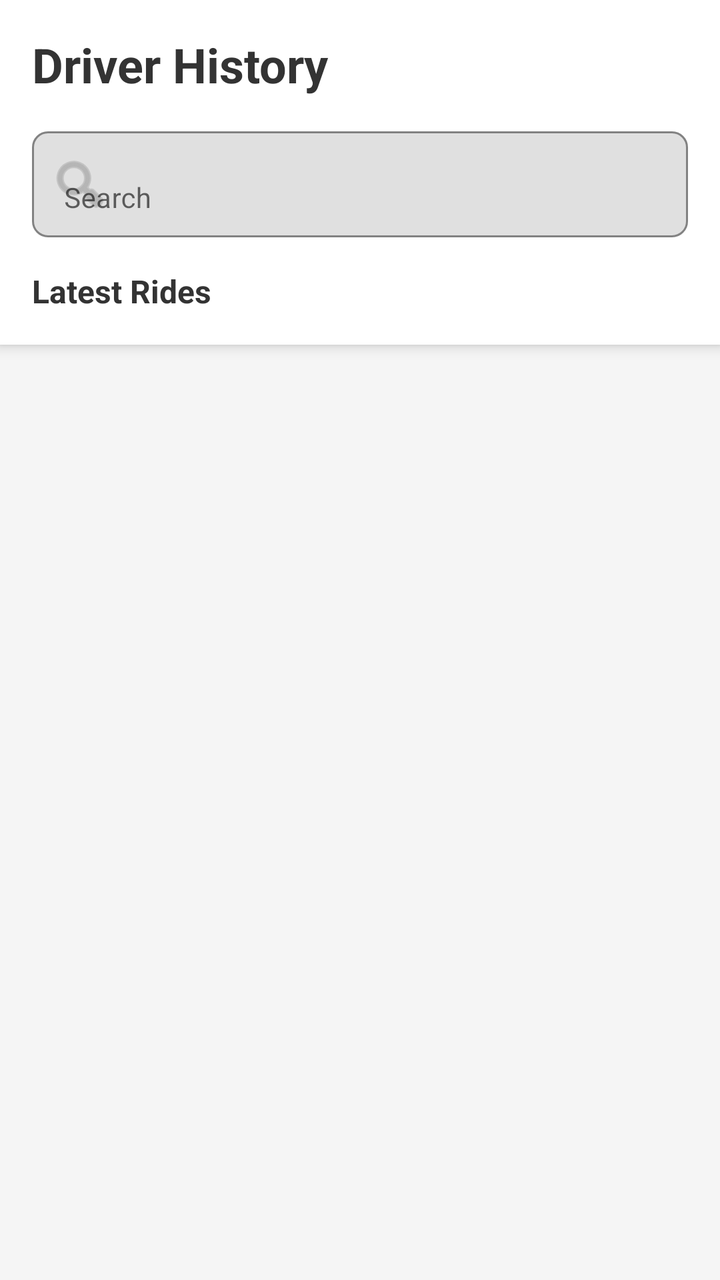
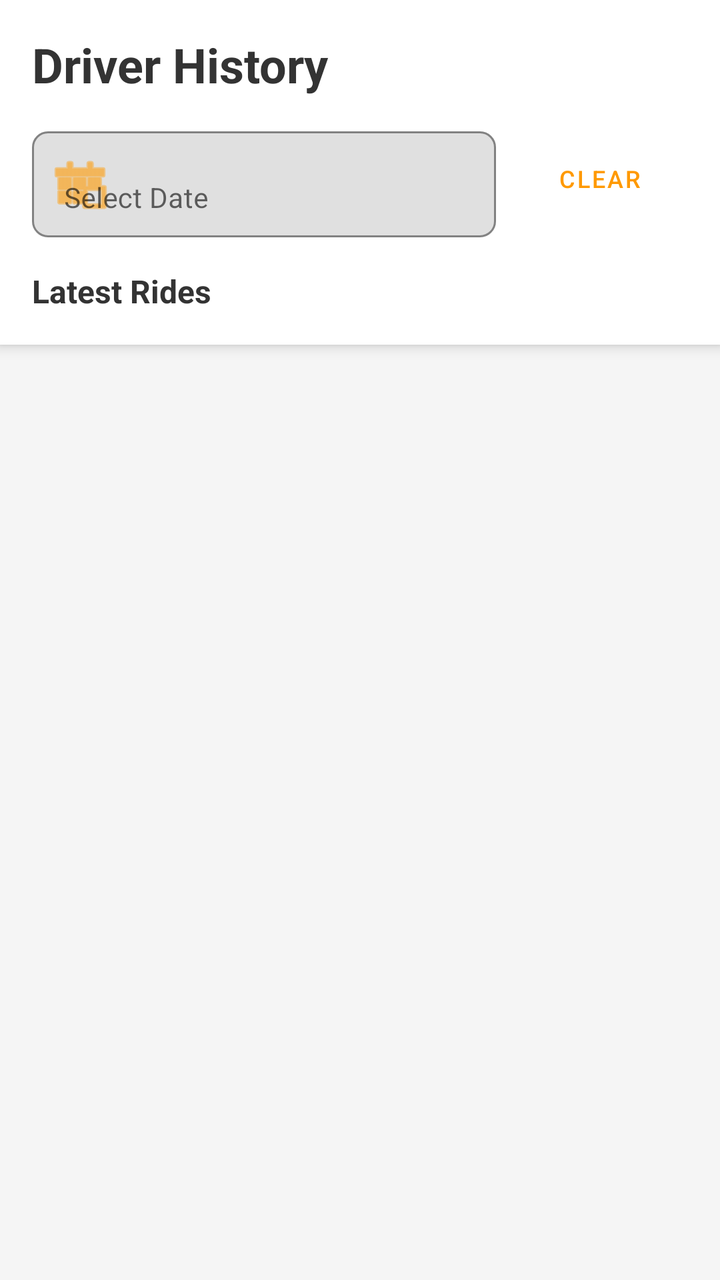

Screens rendered from an Android XML layout before and after an edit, with the pre-edit source and the edit as a unified diff.
<!-- AndroidManifest.xml: application theme Theme.FleetForge -->
<!-- res/layout/fragment_driver_history.xml -->
<?xml version="1.0" encoding="utf-8"?>
<LinearLayout xmlns:android="http://schemas.android.com/apk/res/android"
    xmlns:app="http://schemas.android.com/apk/res-auto"
    android:layout_width="match_parent"
    android:layout_height="match_parent"
    android:orientation="vertical"
    android:background="@color/background_gray">

    <LinearLayout
        android:layout_width="match_parent"
        android:layout_height="wrap_content"
        android:orientation="vertical"
        android:background="@color/white"
        android:padding="16dp"
        android:elevation="4dp">

        <TextView
            android:layout_width="wrap_content"
            android:layout_height="wrap_content"
            android:text="Driver History"
            android:textSize="24sp"
            android:textStyle="bold"
            android:textColor="@color/text_primary"
            android:layout_marginBottom="12dp" />

        <com.google.android.material.textfield.TextInputLayout
            android:layout_width="match_parent"
            android:layout_height="wrap_content"
            app:boxBackgroundMode="outline"
            app:boxCornerRadiusBottomEnd="8dp"
            app:boxCornerRadiusBottomStart="8dp"
            app:boxCornerRadiusTopEnd="8dp"
            app:boxCornerRadiusTopStart="8dp"
            app:startIconDrawable="@android:drawable/ic_menu_search"
            app:startIconTint="@color/text_gray">

            <com.google.android.material.textfield.TextInputEditText
                android:id="@+id/et_search"
                android:layout_width="match_parent"
                android:layout_height="wrap_content"
                android:hint="Search"
                android:inputType="text"
                android:textSize="14sp" />

        </com.google.android.material.textfield.TextInputLayout>

        <TextView
            android:layout_width="wrap_content"
            android:layout_height="wrap_content"
            android:text="Latest Rides"
            android:textSize="16sp"
            android:textStyle="bold"
            android:textColor="@color/text_primary"
            android:layout_marginTop="16dp" />

    </LinearLayout>

    <androidx.recyclerview.widget.RecyclerView
        android:id="@+id/rv_rides"
        android:layout_width="match_parent"
        android:layout_height="0dp"
        android:layout_weight="1"
        android:padding="8dp"
        android:clipToPadding="false" />

    <LinearLayout
        android:id="@+id/ll_empty_state"
        android:layout_width="match_parent"
        android:layout_height="0dp"
        android:layout_weight="1"
        android:orientation="vertical"
        android:gravity="center"
        android:visibility="gone">

        <TextView
            android:layout_width="wrap_content"
            android:layout_height="wrap_content"
            android:text="No rides yet"
            android:textSize="18sp"
            android:textColor="@color/text_gray" />

    </LinearLayout>

</LinearLayout>
<!-- resources referenced by this layout -->
<resources>
  <color name="background_gray">#F5F5F5</color>
  <color name="text_gray">#999999</color>
  <color name="text_primary">#333333</color>
  <color name="white">#FFFFFF</color>
  <style name="Theme.FleetForge" parent="Theme.MaterialComponents.DayNight.NoActionBar">
          <item name="colorPrimary">@color/primary_orange</item>
          <item name="colorPrimaryVariant">@color/primary_orange_dark</item>
          <item name="colorOnPrimary">@color/white</item>
  
          <item name="colorSecondary">@color/secondary_teal</item>
          <item name="colorSecondaryVariant">@color/secondary_teal</item>
          <item name="colorOnSecondary">@color/white</item>
  
          <item name="colorError">@color/error</item>
          <item name="colorOnError">@color/white</item>
  
          <item name="colorSurface">@color/white</item>
          <item name="colorOnSurface">@color/black</item>
  
          <item name="android:colorBackground">@color/background_white</item>
  
          <item name="android:statusBarColor">?attr/colorPrimaryVariant</item>
  
          <item name="android:textColorPrimary">@color/text_primary</item>
          <item name="android:textColorSecondary">@color/text_secondary</item>
  
          <item name="colorControlHighlight">@color/background_gray</item>
      </style>
  <color name="primary_orange">#FF9900</color>
  <color name="primary_orange_dark">#DB8709</color>
  <color name="secondary_teal">#3E5855</color>
  <color name="error">#F44336</color>
  <color name="black">#000000</color>
  <color name="background_white">#FFFFFF</color>
  <color name="text_secondary">#666666</color>
</resources>

<!-- the commit's change to res/layout/fragment_driver_history.xml (unified diff, before → after) -->
@@ -23,26 +23,46 @@
             android:textColor="@color/text_primary"
             android:layout_marginBottom="12dp" />
 
-        <com.google.android.material.textfield.TextInputLayout
+        <LinearLayout
             android:layout_width="match_parent"
             android:layout_height="wrap_content"
-            app:boxBackgroundMode="outline"
-            app:boxCornerRadiusBottomEnd="8dp"
-            app:boxCornerRadiusBottomStart="8dp"
-            app:boxCornerRadiusTopEnd="8dp"
-            app:boxCornerRadiusTopStart="8dp"
-            app:startIconDrawable="@android:drawable/ic_menu_search"
-            app:startIconTint="@color/text_gray">
+            android:orientation="horizontal"
+            android:gravity="center_vertical">
 
-            <com.google.android.material.textfield.TextInputEditText
-                android:id="@+id/et_search"
-                android:layout_width="match_parent"
+            <com.google.android.material.textfield.TextInputLayout
+                android:layout_width="0dp"
                 android:layout_height="wrap_content"
-                android:hint="Search"
-                android:inputType="text"
-                android:textSize="14sp" />
+                android:layout_weight="1"
+                app:boxBackgroundMode="outline"
+                app:boxCornerRadiusBottomEnd="8dp"
+                app:boxCornerRadiusBottomStart="8dp"
+                app:boxCornerRadiusTopEnd="8dp"
+                app:boxCornerRadiusTopStart="8dp"
+                app:startIconDrawable="@android:drawable/ic_menu_today"
+                app:startIconTint="@color/colorPrimary">
 
-        </com.google.android.material.textfield.TextInputLayout>
+                <com.google.android.material.textfield.TextInputEditText
+                    android:id="@+id/et_date_picker"
+                    android:layout_width="match_parent"
+                    android:layout_height="wrap_content"
+                    android:hint="Select Date"
+                    android:inputType="none"
+                    android:focusable="false"
+                    android:clickable="true"
+                    android:textSize="14sp" />
+
+            </com.google.android.material.textfield.TextInputLayout>
+
+            <Button
+                android:id="@+id/btn_clear_filter"
+                android:layout_width="wrap_content"
+                android:layout_height="wrap_content"
+                android:layout_marginStart="8dp"
+                android:text="Clear"
+                android:textSize="12sp"
+                style="@style/Widget.MaterialComponents.Button.TextButton" />
+
+        </LinearLayout>
 
         <TextView
             android:layout_width="wrap_content"
<!-- resource entries referenced after the edit -->
@@ -1,6 +1,7 @@
 <!-- resources referenced by this layout -->
 <resources>
   <color name="background_gray">#F5F5F5</color>
+  <color name="colorPrimary">#FF9900</color>
   <color name="text_gray">#999999</color>
   <color name="text_primary">#333333</color>
   <color name="white">#FFFFFF</color>
